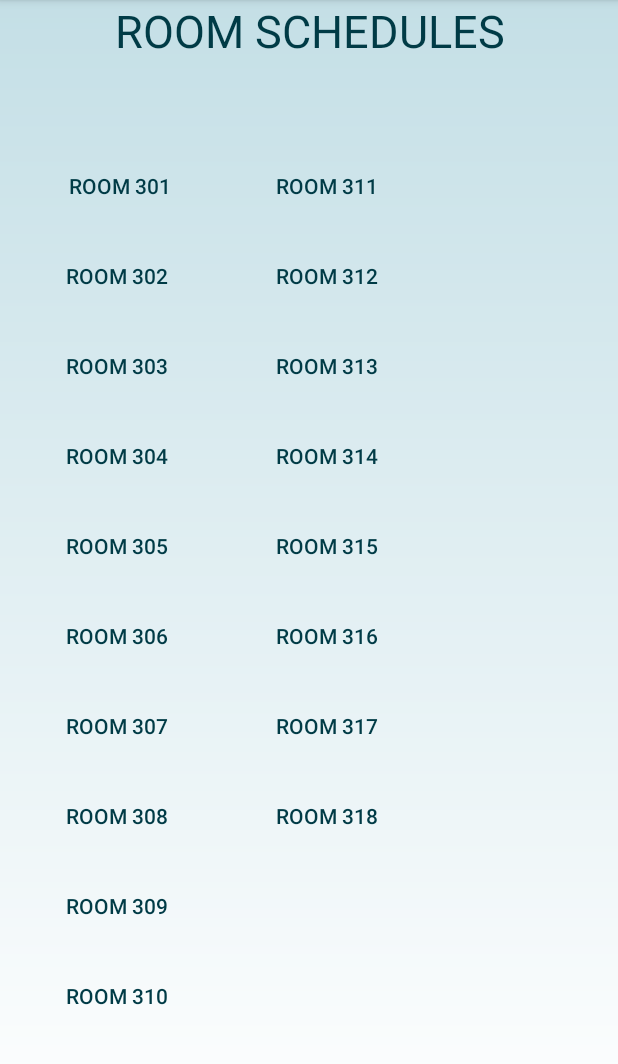
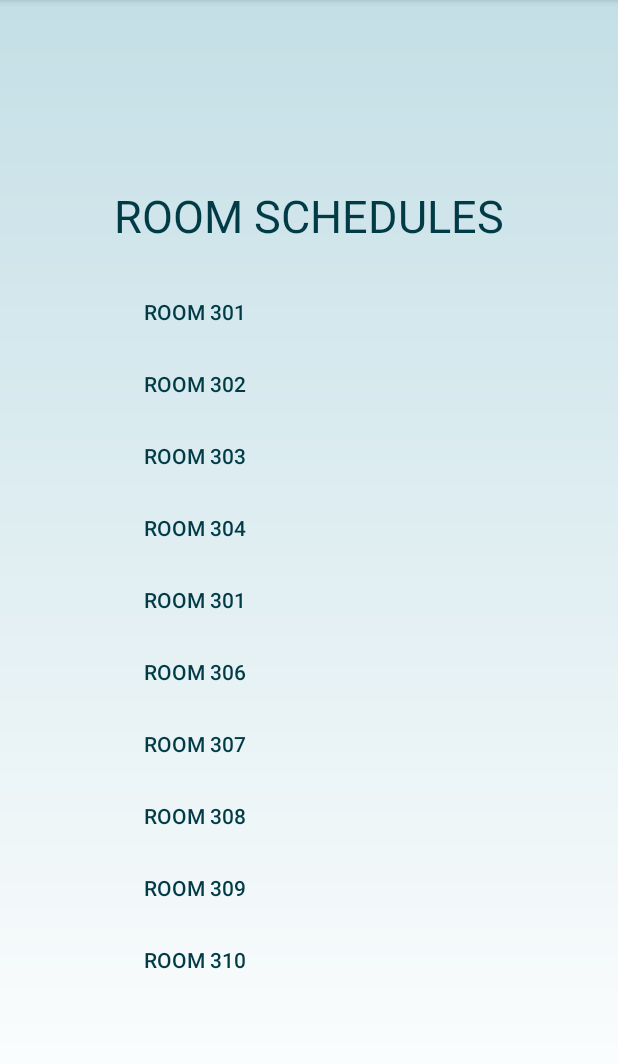
Before and after one commit to miss-na-kita/cuteako, an Android app: the RoomSchedules screen opened directly, with no data from a screen before it, on a phone screen of 412 x 824 dp, the part 84-1148 px from its top. Run offline under Robolectric (Android 15) with nearby library versions, the phone set to English and light mode, and no system bars; 2 statements that could not run were skipped.

```diff
--- a/app/src/main/AndroidManifest.xml
+++ b/app/src/main/AndroidManifest.xml
@@ -22,8 +22,7 @@
             android:name=".LoginChecker"
             android:label="@string/title_activity_login_checker" />
         <activity
-            android:name=".MainActivity"
-            android:theme="@style/AppTheme.NoActionBar">
+            android:name=".MainActivity">
             <intent-filter>
                 <action android:name="android.intent.action.MAIN" />
 
--- a/app/src/main/java/com/example/checkit/ExpandableRoomNumber.java
+++ b/app/src/main/java/com/example/checkit/ExpandableRoomNumber.java
@@ -1,6 +1,7 @@
 package com.example.checkit;
 
 import android.content.Context;
+import android.graphics.Typeface;
 import android.view.LayoutInflater;
 import android.view.View;
 import android.view.ViewGroup;
@@ -81,13 +82,21 @@ public class ExpandableRoomNumber extends BaseExpandableListAdapter {
             convertView=inflater.inflate(R.layout.room_number,null);
         }
         TextView roomnumber2=convertView.findViewById(R.id.RoomNumber);
-
-        return null;
+        roomnumber2.setTypeface(null, Typeface.BOLD);
+        roomnumber2.setText(roomnumber);
+        return convertView;
     }
 
     @Override
     public View getChildView(int groupPosition, int childPosition, boolean isLastChild, View convertView, ViewGroup parent) {
-        return null;
+        final String scheduleFaq = (String)getChild(groupPosition, childPosition);
+        if (convertView==null){
+            LayoutInflater inflater=(LayoutInflater)this.context.getSystemService(Context.LAYOUT_INFLATER_SERVICE);
+            convertView=inflater.inflate(R.layout.room_number,null);
+        }
+        TextView schedule=convertView.findViewById(R.id.RoomNumber);
+        schedule.setText(scheduleFaq);
+        return convertView;
     }
 
     @Override
--- /dev/null
+++ b/app/src/main/java/com/example/checkit/MainActivity2.java
@@ -0,0 +1,21 @@
+package com.example.checkit;
+
+import android.annotation.SuppressLint;
+import android.app.Activity;
+import android.os.Bundle;
+import android.widget.ExpandableListView;
+
+public class MainActivity2 extends Activity {
+
+    ExpandableListView expandableTextView;
+
+    @Override
+    protected void onCreate(Bundle savedInstancestate) {
+        super.onCreate(savedInstancestate);
+        setContentView(R.layout.activity_main2);
+
+        expandableTextView = findViewById(R.id.rooms);
+        ExpandableRoomNumber adapter = new ExpandableRoomNumber(MainActivity2.this);
+        expandableTextView.setAdapter(adapter);
+    }
+}
--- a/app/src/main/java/com/example/checkit/RoomSchedules.java
+++ b/app/src/main/java/com/example/checkit/RoomSchedules.java
@@ -1,5 +1,6 @@
 package com.example.checkit;
 
+import android.app.Activity;
 import android.os.Bundle;
 import android.support.annotation.NonNull;
 import android.support.annotation.Nullable;
@@ -8,14 +9,24 @@ import android.view.LayoutInflater;
 import android.view.View;
 import android.view.ViewGroup;
 import android.widget.Button;
+import android.widget.ExpandableListView;
 
 
 public class RoomSchedules extends Fragment {
 
-     private Button Room301;
 
-     @Override
+
+    ExpandableListView expandableTextView;
+
+    @Override
     public View onCreateView(@NonNull LayoutInflater inflater, @Nullable ViewGroup container, @Nullable Bundle savedInstanceState) {
-        return inflater.inflate(R.layout.fragment_home, container, false);
+        View view = inflater.inflate(R.layout.fragment_home, container, false);
+
+        expandableTextView = view.findViewById(R.id.rooms);
+        ExpandableRoomNumber adapter = new ExpandableRoomNumber(RoomSchedules.this);
+        expandableTextView.setAdapter(adapter);
+
+        return view;
     }
+
 }
--- a/app/src/main/res/layout/activity_main2.xml
+++ b/app/src/main/res/layout/activity_main2.xml
@@ -5,13 +5,15 @@
     android:layout_width="match_parent"
     android:layout_height="match_parent"
     android:animateLayoutChanges="true"
-    android:background="@drawable/grad_bg">
+    android:background="@drawable/grad_bg"
+    tools:context=".MainActivity2">
 
     <ExpandableListView
         android:layout_width="wrap_content"
         android:layout_height="wrap_content"
-        android:id="@+id/RoomNumber"
-        android:padding="5dp"/>
+        android:id="@+id/rooms"
+        android:padding="5dp">
+    </ExpandableListView>
 
 
 
--- a/app/src/main/res/layout/fragment_home.xml
+++ b/app/src/main/res/layout/fragment_home.xml
@@ -4,24 +4,34 @@
     android:layout_height="match_parent"
     android:background="@drawable/grad_bg">
 
-    <TextView
+
+    <RelativeLayout
         android:layout_width="wrap_content"
         android:layout_height="wrap_content"
-        android:layout_alignParentEnd="true"
-        android:layout_marginEnd="75dp"
+        android:layout_centerInParent="true">
+
+        <TextView
+            android:id="@+id/roomschedules"
+            android:layout_width="wrap_content"
+            android:layout_height="wrap_content"
+            android:layout_marginStart="0dp"
+            android:layout_marginTop="20dp"
             android:text="ROOM SCHEDULES"
             android:textColor="@color/colorPrimaryDark"
             android:textSize="30sp" />
 
+        <RelativeLayout
+            android:layout_width="wrap_content"
+            android:layout_height="wrap_content"
+            android:layout_marginTop="20dp"
+            android:layout_below="@+id/roomschedules">
 
             <Button
                 android:id="@+id/Room301"
                 android:layout_width="wrap_content"
                 android:layout_height="wrap_content"
-        android:layout_alignParentEnd="true"
-        android:layout_alignParentBottom="true"
-        android:layout_marginEnd="288dp"
-        android:layout_marginBottom="620dp"
+                android:layout_marginStart="10dp"
+                android:layout_marginEnd="10dp"
                 android:background="@android:color/transparent"
                 android:text="Room 301"
                 android:textColor="@color/colorPrimaryDark" />
@@ -31,10 +41,9 @@
                 android:id="@+id/Room302"
                 android:layout_width="wrap_content"
                 android:layout_height="wrap_content"
-        android:layout_alignParentEnd="true"
-        android:layout_alignParentBottom="true"
-        android:layout_marginEnd="290dp"
-        android:layout_marginBottom="560dp"
+                android:layout_marginStart="10dp"
+                android:layout_marginEnd="10dp"
+                android:layout_below="@+id/Room301"
                 android:background="@android:color/transparent"
                 android:text="Room 302"
                 android:textColor="@color/colorPrimaryDark" />
@@ -43,10 +52,9 @@
                 android:id="@+id/Room303"
                 android:layout_width="wrap_content"
                 android:layout_height="wrap_content"
-        android:layout_alignParentEnd="true"
-        android:layout_alignParentBottom="true"
-        android:layout_marginEnd="290dp"
-        android:layout_marginBottom="500dp"
+                android:layout_marginStart="10dp"
+                android:layout_marginEnd="10dp"
+                android:layout_below="@+id/Room302"
                 android:background="@android:color/transparent"
                 android:text="Room 303"
                 android:textColor="@color/colorPrimaryDark" />
@@ -55,10 +63,9 @@
                 android:id="@+id/Room304"
                 android:layout_width="wrap_content"
                 android:layout_height="wrap_content"
-        android:layout_alignParentEnd="true"
-        android:layout_alignParentBottom="true"
-        android:layout_marginEnd="290dp"
-        android:layout_marginBottom="440dp"
+                android:layout_marginStart="10dp"
+                android:layout_marginEnd="10dp"
+                android:layout_below="@+id/Room303"
                 android:background="@android:color/transparent"
                 android:text="Room 304"
                 android:textColor="@color/colorPrimaryDark" />
@@ -67,22 +74,20 @@
                 android:id="@+id/Room305"
                 android:layout_width="wrap_content"
                 android:layout_height="wrap_content"
-        android:layout_alignParentEnd="true"
-        android:layout_alignParentBottom="true"
-        android:layout_marginEnd="290dp"
-        android:layout_marginBottom="380dp"
+                android:layout_marginStart="10dp"
+                android:layout_marginEnd="10dp"
+                android:layout_below="@+id/Room304"
                 android:background="@android:color/transparent"
-        android:text="Room 305"
+                android:text="Room 301"
                 android:textColor="@color/colorPrimaryDark" />
 
             <Button
                 android:id="@+id/Room306"
                 android:layout_width="wrap_content"
                 android:layout_height="wrap_content"
-        android:layout_alignParentEnd="true"
-        android:layout_alignParentBottom="true"
-        android:layout_marginEnd="290dp"
-        android:layout_marginBottom="320dp"
+                android:layout_marginStart="10dp"
+                android:layout_marginEnd="10dp"
+                android:layout_below="@+id/Room305"
                 android:background="@android:color/transparent"
                 android:text="Room 306"
                 android:textColor="@color/colorPrimaryDark" />
@@ -91,10 +96,9 @@
                 android:id="@+id/Room307"
                 android:layout_width="wrap_content"
                 android:layout_height="wrap_content"
-        android:layout_alignParentEnd="true"
-        android:layout_alignParentBottom="true"
-        android:layout_marginEnd="290dp"
-        android:layout_marginBottom="260dp"
+                android:layout_marginStart="10dp"
+                android:layout_marginEnd="10dp"
+                android:layout_below="@+id/Room306"
                 android:background="@android:color/transparent"
                 android:text="Room 307"
                 android:textColor="@color/colorPrimaryDark" />
@@ -103,10 +107,9 @@
                 android:id="@+id/Room308"
                 android:layout_width="wrap_content"
                 android:layout_height="wrap_content"
-        android:layout_alignParentEnd="true"
-        android:layout_alignParentBottom="true"
-        android:layout_marginEnd="290dp"
-        android:layout_marginBottom="200dp"
+                android:layout_marginStart="10dp"
+                android:layout_marginEnd="10dp"
+                android:layout_below="@+id/Room307"
                 android:background="@android:color/transparent"
                 android:text="Room 308"
                 android:textColor="@color/colorPrimaryDark" />
@@ -115,10 +118,9 @@
                 android:id="@+id/Room309"
                 android:layout_width="wrap_content"
                 android:layout_height="wrap_content"
-        android:layout_alignParentEnd="true"
-        android:layout_alignParentBottom="true"
-        android:layout_marginEnd="290dp"
-        android:layout_marginBottom="140dp"
+                android:layout_marginStart="10dp"
+                android:layout_marginEnd="10dp"
+                android:layout_below="@+id/Room308"
                 android:background="@android:color/transparent"
                 android:text="Room 309"
                 android:textColor="@color/colorPrimaryDark" />
@@ -127,107 +129,16 @@
                 android:id="@+id/Room310"
                 android:layout_width="wrap_content"
                 android:layout_height="wrap_content"
-        android:layout_alignParentEnd="true"
-        android:layout_alignParentBottom="true"
-        android:layout_marginEnd="290dp"
-        android:layout_marginBottom="80dp"
+                android:layout_marginStart="10dp"
+                android:layout_marginEnd="10dp"
+                android:layout_below="@+id/Room309"
                 android:background="@android:color/transparent"
                 android:text="Room 310"
                 android:textColor="@color/colorPrimaryDark" />
 
-    <Button
-        android:id="@+id/Room311"
-        android:layout_width="wrap_content"
-        android:layout_height="wrap_content"
-        android:layout_alignParentEnd="true"
-        android:layout_alignParentBottom="true"
-        android:layout_marginEnd="150dp"
-        android:layout_marginBottom="620dp"
-        android:background="@android:color/transparent"
-        android:text="Room 311"
-        android:textColor="@color/colorPrimaryDark" />
 
-    <Button
-        android:id="@+id/Room312"
-        android:layout_width="wrap_content"
-        android:layout_height="wrap_content"
-        android:layout_alignParentEnd="true"
-        android:layout_alignParentBottom="true"
-        android:layout_marginEnd="150dp"
-        android:layout_marginBottom="560dp"
-        android:background="@android:color/transparent"
-        android:text="Room 312"
-        android:textColor="@color/colorPrimaryDark" />
 
-    <Button
-        android:id="@+id/Room313"
-        android:layout_width="wrap_content"
-        android:layout_height="wrap_content"
-        android:layout_alignParentEnd="true"
-        android:layout_alignParentBottom="true"
-        android:layout_marginEnd="150dp"
-        android:layout_marginBottom="500dp"
-        android:background="@android:color/transparent"
-        android:text="Room 313"
-        android:textColor="@color/colorPrimaryDark" />
 
-    <Button
-        android:id="@+id/Room314"
-        android:layout_width="wrap_content"
-        android:layout_height="wrap_content"
-        android:layout_alignParentEnd="true"
-        android:layout_alignParentBottom="true"
-        android:layout_marginEnd="150dp"
-        android:layout_marginBottom="440dp"
-        android:background="@android:color/transparent"
-        android:text="Room 314"
-        android:textColor="@color/colorPrimaryDark" />
-
-    <Button
-        android:id="@+id/Room315"
-        android:layout_width="wrap_content"
-        android:layout_height="wrap_content"
-        android:layout_alignParentEnd="true"
-        android:layout_alignParentBottom="true"
-        android:layout_marginEnd="150dp"
-        android:layout_marginBottom="380dp"
-        android:background="@android:color/transparent"
-        android:text="Room 315"
-        android:textColor="@color/colorPrimaryDark" />
-
-    <Button
-        android:id="@+id/Room316"
-        android:layout_width="wrap_content"
-        android:layout_height="wrap_content"
-        android:layout_alignParentEnd="true"
-        android:layout_alignParentBottom="true"
-        android:layout_marginEnd="150dp"
-        android:layout_marginBottom="320dp"
-        android:background="@android:color/transparent"
-        android:text="Room 316"
-        android:textColor="@color/colorPrimaryDark" />
-
-    <Button
-        android:id="@+id/Room317"
-        android:layout_width="wrap_content"
-        android:layout_height="wrap_content"
-        android:layout_alignParentEnd="true"
-        android:layout_alignParentBottom="true"
-        android:layout_marginEnd="150dp"
-        android:layout_marginBottom="260dp"
-        android:background="@android:color/transparent"
-        android:text="Room 317"
-        android:textColor="@color/colorPrimaryDark" />
-
-    <Button
-        android:id="@+id/Room318"
-        android:layout_width="wrap_content"
-        android:layout_height="wrap_content"
-        android:layout_alignParentEnd="true"
-        android:layout_alignParentBottom="true"
-        android:layout_marginEnd="150dp"
-        android:layout_marginBottom="200dp"
-        android:background="@android:color/transparent"
-        android:text="Room 318"
-        android:textColor="@color/colorPrimaryDark" />
         </RelativeLayout>
+    </RelativeLayout>
+</RelativeLayout>
```
Lines whose indentation alone changed are shown as unchanged.
